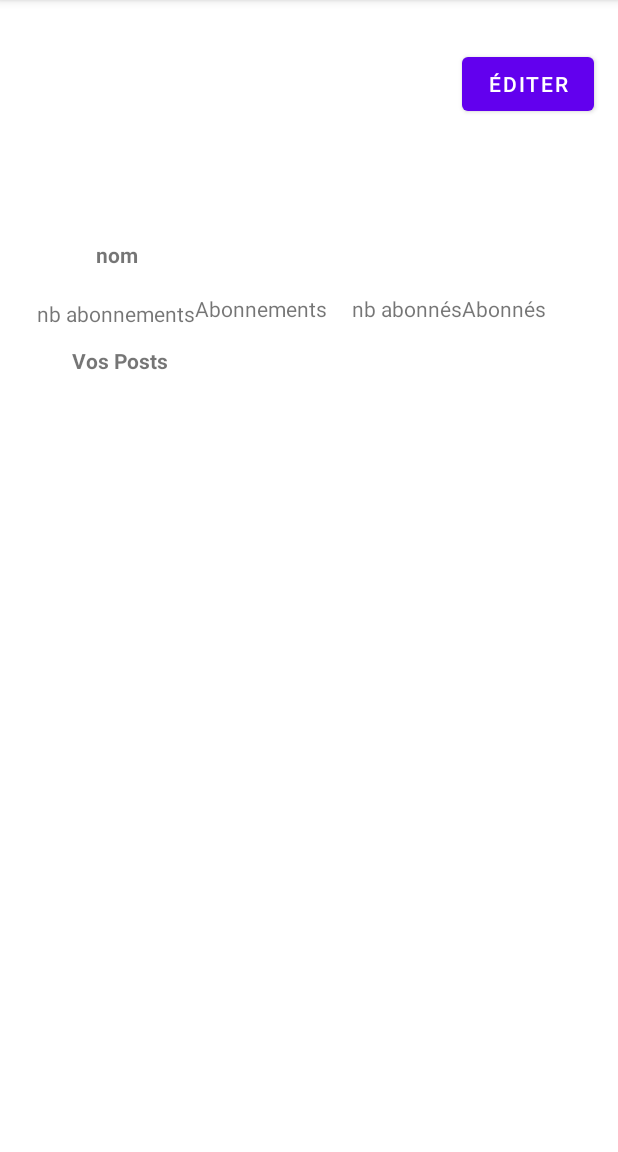
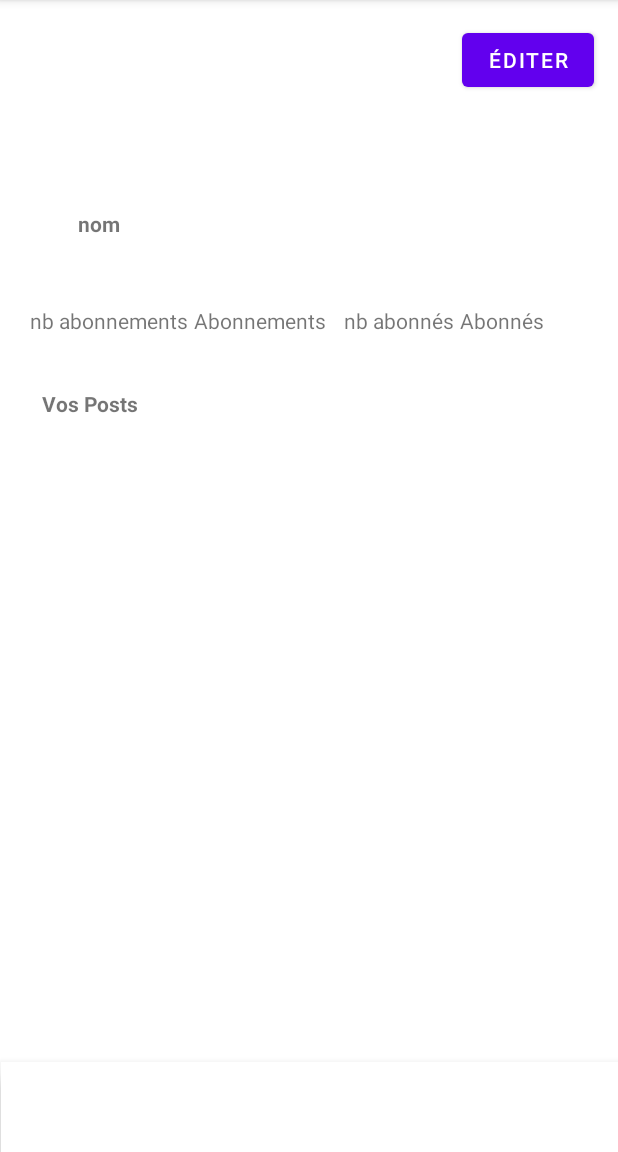
Before and after one commit to Francois238/IsenSocialNetwork, an Android app: the ProfileActivity screen opened directly, with no data from a screen before it, on a phone screen of 412 x 824 dp, the part 84-1236 px from its top. Run offline under Robolectric (Android 15) with nearby library versions, the phone set to English and light mode, and no system bars.

Commit message:
Design de la page profil

```diff
--- a/app/build.gradle
+++ b/app/build.gradle
@@ -37,10 +37,11 @@ dependencies {
 
     implementation 'androidx.core:core-ktx:1.7.0'
     implementation 'androidx.appcompat:appcompat:1.4.1'
-    implementation 'com.google.android.material:material:1.5.0'
+    implementation 'com.google.android.material:material:1.8.0'
     implementation 'androidx.constraintlayout:constraintlayout:2.1.3'
     testImplementation 'junit:junit:4.13.2'
     implementation 'com.google.firebase:firebase-database-ktx:20.1.0'
+    implementation 'com.google.android.material:material:1.1.0'
     androidTestImplementation 'androidx.test.ext:junit:1.1.3'
     androidTestImplementation 'androidx.test.espresso:espresso-core:3.4.0'
 }
--- a/app/src/main/res/layout/activity_profile.xml
+++ b/app/src/main/res/layout/activity_profile.xml
@@ -3,98 +3,99 @@
     xmlns:app="http://schemas.android.com/apk/res-auto"
     xmlns:tools="http://schemas.android.com/tools"
     android:layout_width="match_parent"
-    android:layout_height="match_parent"
-    tools:context=".ProfileActivity">
+    android:layout_height="match_parent">
 
-    <TextView
-        android:id="@+id/nbFollowersText"
-        android:layout_width="wrap_content"
-        android:layout_height="wrap_content"
-        android:layout_marginTop="196dp"
-        android:text="Abonnés"
-        app:layout_constraintStart_toEndOf="@+id/followersNumber"
-        app:layout_constraintTop_toTopOf="parent" />
+
+    <com.google.android.material.bottomnavigation.BottomNavigationView
+        android:id="@+id/bottom_navigation"
+        android:layout_width="411dp"
+        android:layout_height="60dp"
+        app:layout_constraintBottom_toBottomOf="parent"
+        app:layout_constraintEnd_toEndOf="parent"
+        app:layout_constraintStart_toStartOf="parent"
+        app:menu="@menu/menu" />
+
 
     <TextView
         android:id="@+id/followersNumber"
         android:layout_width="wrap_content"
         android:layout_height="wrap_content"
-        android:layout_marginTop="196dp"
-        android:layout_marginEnd="104dp"
+        android:layout_marginStart="12dp"
+        android:layout_marginTop="204dp"
         android:text="nb abonnés"
-        app:layout_constraintEnd_toEndOf="parent"
+        app:layout_constraintStart_toEndOf="@+id/nbFollowingText"
+        app:layout_constraintTop_toTopOf="parent" />
+
+    <TextView
+        android:id="@+id/followingNumber"
+        android:layout_width="wrap_content"
+        android:layout_height="wrap_content"
+        android:layout_marginStart="20dp"
+        android:layout_marginTop="204dp"
+        android:text="nb abonnements"
+        app:layout_constraintStart_toStartOf="parent"
         app:layout_constraintTop_toTopOf="parent" />
 
     <TextView
         android:id="@+id/name"
         android:layout_width="wrap_content"
         android:layout_height="wrap_content"
+        android:layout_marginStart="52dp"
+        android:layout_marginTop="32dp"
         android:text="nom"
         android:textStyle="bold"
-        app:layout_constraintBottom_toBottomOf="parent"
-        app:layout_constraintEnd_toEndOf="parent"
-        app:layout_constraintHorizontal_bias="0.167"
         app:layout_constraintStart_toStartOf="parent"
-        app:layout_constraintTop_toBottomOf="@+id/imageView"
-        app:layout_constraintVertical_bias="0.059" />
-
-    <TextView
-        android:id="@+id/followingNumber"
-        android:layout_width="wrap_content"
-        android:layout_height="wrap_content"
-        android:text="nb abonnements"
-        app:layout_constraintBottom_toBottomOf="parent"
-        app:layout_constraintEnd_toStartOf="@+id/followersNumber"
-        app:layout_constraintHorizontal_bias="0.192"
-        app:layout_constraintStart_toStartOf="parent"
-        app:layout_constraintTop_toBottomOf="@+id/name"
-        app:layout_constraintVertical_bias="0.035" />
+        app:layout_constraintTop_toBottomOf="@+id/imageView" />
 
     <ImageView
         android:id="@+id/imageView"
         android:layout_width="125dp"
         android:layout_height="107dp"
-        android:layout_marginStart="16dp"
-        android:layout_marginTop="16dp"
         android:contentDescription="Avatar"
         app:layout_constraintStart_toStartOf="parent"
         app:layout_constraintTop_toTopOf="parent"
         tools:srcCompat="@tools:sample/avatars" />
 
+    <TextView
+        android:id="@+id/nbFollowersText"
+        android:layout_width="wrap_content"
+        android:layout_height="wrap_content"
+        android:layout_marginStart="4dp"
+        android:layout_marginTop="204dp"
+        android:text="Abonnés"
+        app:layout_constraintStart_toEndOf="@+id/followersNumber"
+        app:layout_constraintTop_toTopOf="parent" />
+
+    <TextView
+        android:id="@+id/yourPosts"
+        android:layout_width="wrap_content"
+        android:layout_height="wrap_content"
+        android:layout_marginStart="28dp"
+        android:layout_marginTop="36dp"
+        android:text="Vos Posts"
+        android:textStyle="bold"
+        app:layout_constraintStart_toStartOf="parent"
+        app:layout_constraintTop_toBottomOf="@+id/followingNumber" />
+
     <Button
         android:id="@+id/editProfile"
         android:layout_width="wrap_content"
         android:layout_height="wrap_content"
-        android:layout_marginTop="32dp"
+        android:layout_marginTop="16dp"
         android:layout_marginEnd="16dp"
         android:text="Éditer"
         app:layout_constraintEnd_toEndOf="parent"
         app:layout_constraintTop_toTopOf="parent" />
 
-    <androidx.recyclerview.widget.RecyclerView
-        android:layout_width="361dp"
-        android:layout_height="474dp"
-        app:layout_constraintBottom_toBottomOf="parent"
-        app:layout_constraintEnd_toEndOf="parent"
-        app:layout_constraintStart_toStartOf="parent" />
-
-    <TextView
-        android:id="@+id/yourPosts"
-        android:layout_width="wrap_content"
-        android:layout_height="wrap_content"
-        android:layout_marginStart="48dp"
-        android:layout_marginTop="12dp"
-        android:text="Vos Posts"
-        android:textStyle="bold"
-        app:layout_constraintStart_toStartOf="parent"
-        app:layout_constraintTop_toBottomOf="@+id/followingNumber" />
-
     <TextView
         android:id="@+id/nbFollowingText"
         android:layout_width="wrap_content"
         android:layout_height="wrap_content"
-        android:layout_marginTop="196dp"
+        android:layout_marginStart="4dp"
+        android:layout_marginTop="204dp"
         android:text="Abonnements"
         app:layout_constraintStart_toEndOf="@+id/followingNumber"
         app:layout_constraintTop_toTopOf="parent" />
+
+
 </androidx.constraintlayout.widget.ConstraintLayout>
```
